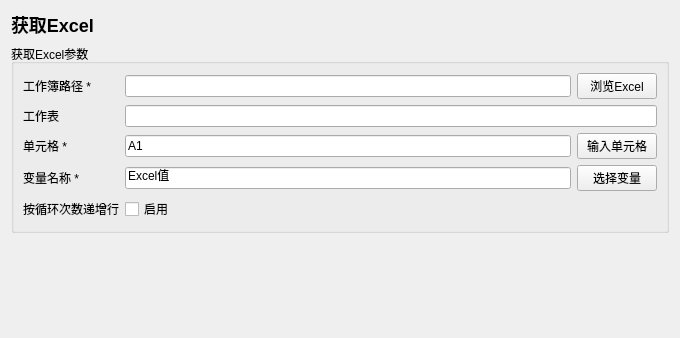
The window that instructions/获取变量/获取Excel/获取Excel.ui (714248411/AnClicker) describes before a commit, drawn with Qt 5; both pictures show x 0 to 680 and y 0 to 338 of the 680 by 700 pixel window.
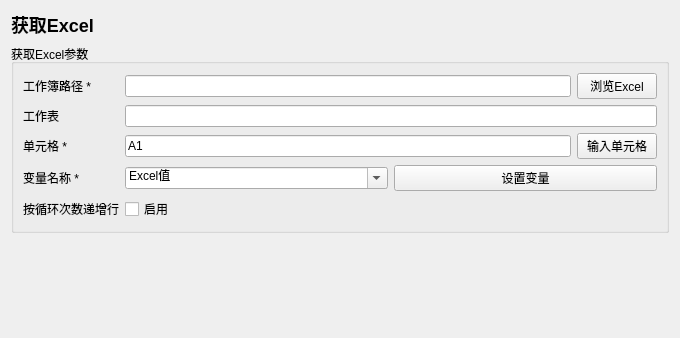
The same window after the commit.

What changed in the file:
```diff
--- a/instructions/获取变量/获取Excel/获取Excel.ui
+++ b/instructions/获取变量/获取Excel/获取Excel.ui
@@ -6,7 +6,7 @@
 <item><widget class="QGroupBox" name="parameterGroupBox"><property name="title"><string>获取Excel参数</string></property><layout class="QFormLayout" name="parameterFormLayout"><item row="0" column="0"><widget class="QLabel" name="parameterLabel_0"><property name="text"><string>工作簿路径 *</string></property></widget></item><item row="0" column="1"><widget class="QWidget" name="parameterContainer_0" native="true"><layout class="QHBoxLayout" name="parameterLayout_0"><property name="leftMargin"><number>0</number></property><property name="topMargin"><number>0</number></property><property name="rightMargin"><number>0</number></property><property name="bottomMargin"><number>0</number></property><item><widget class="QLineEdit" name="parameter_0"><property name="text"><string></string></property></widget></item><item><widget class="QPushButton" name="auxiliary_0"><property name="text"><string>浏览Excel</string></property></widget></item></layout></widget></item>
 <item row="1" column="0"><widget class="QLabel" name="parameterLabel_1"><property name="text"><string>工作表</string></property></widget></item><item row="1" column="1"><widget class="QLineEdit" name="parameter_1"><property name="text"><string></string></property></widget></item>
 <item row="2" column="0"><widget class="QLabel" name="parameterLabel_2"><property name="text"><string>单元格 *</string></property></widget></item><item row="2" column="1"><widget class="QWidget" name="parameterContainer_2" native="true"><layout class="QHBoxLayout" name="parameterLayout_2"><property name="leftMargin"><number>0</number></property><property name="topMargin"><number>0</number></property><property name="rightMargin"><number>0</number></property><property name="bottomMargin"><number>0</number></property><item><widget class="QLineEdit" name="parameter_2"><property name="text"><string>A1</string></property></widget></item><item><widget class="QPushButton" name="auxiliary_2"><property name="text"><string>输入单元格</string></property></widget></item></layout></widget></item>
-<item row="3" column="0"><widget class="QLabel" name="parameterLabel_3"><property name="text"><string>变量名称 *</string></property></widget></item><item row="3" column="1"><widget class="QWidget" name="parameterContainer_3" native="true"><layout class="QHBoxLayout" name="parameterLayout_3"><property name="leftMargin"><number>0</number></property><property name="topMargin"><number>0</number></property><property name="rightMargin"><number>0</number></property><property name="bottomMargin"><number>0</number></property><item><widget class="QLineEdit" name="parameter_3"><property name="text"><string>Excel值</string></property></widget></item><item><widget class="QPushButton" name="auxiliary_3"><property name="text"><string>选择变量</string></property></widget></item></layout></widget></item>
+<item row="3" column="0"><widget class="QLabel" name="parameterLabel_3"><property name="text"><string>变量名称 *</string></property></widget></item><item row="3" column="1"><widget class="QWidget" name="parameterContainer_3" native="true"><layout class="QHBoxLayout" name="parameterLayout_3"><property name="leftMargin"><number>0</number></property><property name="topMargin"><number>0</number></property><property name="rightMargin"><number>0</number></property><property name="bottomMargin"><number>0</number></property><item><widget class="QComboBox" name="parameter_3"><property name="editable"><bool>true</bool></property><item><property name="text"><string>Excel值</string></property></item></widget></item><item><widget class="QPushButton" name="auxiliary_3"><property name="text"><string>设置变量</string></property></widget></item></layout></widget></item>
 <item row="4" column="0"><widget class="QLabel" name="parameterLabel_4"><property name="text"><string>按循环次数递增行</string></property></widget></item><item row="4" column="1"><widget class="QCheckBox" name="parameter_4"><property name="checked"><bool>false</bool></property><property name="text"><string>启用</string></property></widget></item></layout></widget></item>
 <item><spacer name="verticalSpacer"><property name="orientation"><enum>Qt::Vertical</enum></property><property name="sizeHint" stdset="0"><size><width>20</width><height>20</height></size></property></spacer></item>
 <item><widget class="QGroupBox" name="commonGroupBox"><property name="title"><string>通用参数</string></property><layout class="QFormLayout" name="commonFormLayout">
```
